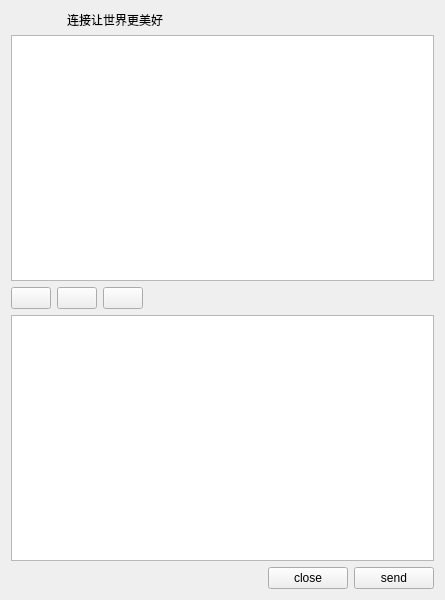
Qt form Qt-IM/chat.ui (XiaoZheng2003/BIT-QT-IM) before a commit.
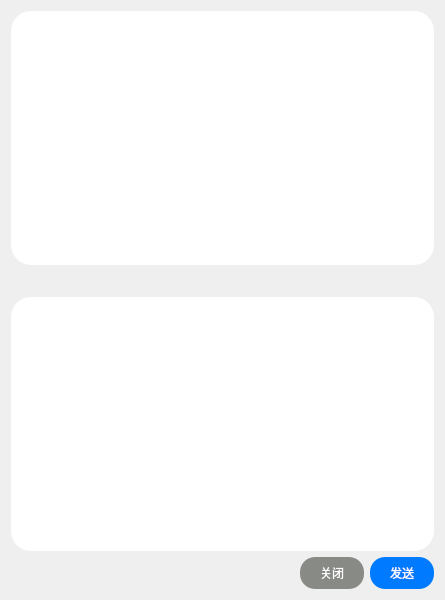
The same form after that commit. Icons and pictures are not drawn.

Commit message: 修改UI

```diff
--- a/Qt-IM/chat.ui
+++ b/Qt-IM/chat.ui
@@ -11,62 +11,32 @@
    </rect>
   </property>
   <property name="windowTitle">
-   <string>ID:61026512</string>
+   <string>聊天界面</string>
+  </property>
+  <property name="styleSheet">
+   <string notr="true">background-color: rgb(239, 239, 239);</string>
   </property>
   <layout class="QHBoxLayout" name="horizontalLayout_5">
    <item>
     <layout class="QHBoxLayout" name="horizontalLayout_4" stretch="0">
      <item>
-      <layout class="QVBoxLayout" name="verticalLayout" stretch="0,0,0,0,0">
+      <layout class="QVBoxLayout" name="verticalLayout" stretch="0,0,0,0">
        <item>
-        <layout class="QHBoxLayout" name="horizontalLayout">
-         <item>
-          <widget class="QLabel" name="logo">
-           <property name="maximumSize">
-            <size>
-             <width>50</width>
-             <height>50</height>
-            </size>
-           </property>
-           <property name="text">
-            <string/>
-           </property>
-           <property name="textFormat">
-            <enum>Qt::AutoText</enum>
-           </property>
-           <property name="pixmap">
-            <pixmap resource="res.qrc">:/res/chatIM.png</pixmap>
-           </property>
-           <property name="scaledContents">
-            <bool>true</bool>
-           </property>
-           <property name="wordWrap">
-            <bool>false</bool>
-           </property>
-           <property name="margin">
-            <number>0</number>
-           </property>
-           <property name="openExternalLinks">
-            <bool>false</bool>
-           </property>
-          </widget>
-         </item>
-         <item>
-          <widget class="QLabel" name="label">
-           <property name="text">
-            <string>连接让世界更美好</string>
-           </property>
-          </widget>
-         </item>
-        </layout>
-       </item>
-       <item>
-        <widget class="QTextBrowser" name="messageTextBrowser"/>
+        <widget class="QTextBrowser" name="messageTextBrowser">
+         <property name="styleSheet">
+          <string notr="true">QTextBrowser { background-color: white; border: none; border-radius: 20px; }</string>
+         </property>
+        </widget>
        </item>
        <item>
         <layout class="QHBoxLayout" name="horizontalLayout_2">
          <item>
           <widget class="QPushButton" name="pushButton">
+           <property name="styleSheet">
+            <string notr="true">QPushButton { 
+border: none;
+ }</string>
+           </property>
            <property name="text">
             <string/>
            </property>
@@ -78,6 +48,11 @@
          </item>
          <item>
           <widget class="QPushButton" name="pushButton_2">
+           <property name="styleSheet">
+            <string notr="true">QPushButton { 
+border: none;
+ }</string>
+           </property>
            <property name="text">
             <string/>
            </property>
@@ -89,6 +64,11 @@
          </item>
          <item>
           <widget class="QPushButton" name="pushButton_3">
+           <property name="styleSheet">
+            <string notr="true">QPushButton { 
+border: none;
+ }</string>
+           </property>
            <property name="text">
             <string/>
            </property>
@@ -114,7 +94,11 @@
         </layout>
        </item>
        <item>
-        <widget class="QTextEdit" name="messageTextEdit"/>
+        <widget class="QTextEdit" name="messageTextEdit">
+         <property name="styleSheet">
+          <string notr="true">QTextEdit { background-color: white; border: none; border-radius: 20px; }</string>
+         </property>
+        </widget>
        </item>
        <item>
         <layout class="QHBoxLayout" name="horizontalLayout_3">
@@ -133,15 +117,30 @@
          </item>
          <item>
           <widget class="QPushButton" name="pushButton_4">
+           <property name="styleSheet">
+            <string notr="true">QPushButton {background-color:rgb(136, 138, 133); border-radius: 15px; padding: 7px 20px; color: white; border: none;}
+
+
+QPushButton:hover {
+              background-color:  rgb(211, 215, 207);
+}</string>
+           </property>
            <property name="text">
-            <string>close</string>
+            <string>关闭</string>
            </property>
           </widget>
          </item>
          <item>
           <widget class="QPushButton" name="sendMsg">
+           <property name="styleSheet">
+            <string notr="true">QPushButton {background-color: #007BFF; border-radius: 15px; padding: 7px 20px; color: white; border: none;}
+
+QPushButton:hover {
+              background-color:  #9cd3fa;
+}</string>
+           </property>
            <property name="text">
-            <string>send</string>
+            <string>发送</string>
            </property>
           </widget>
          </item>
```
Left out of the diff: 7 changed lines with no effect on the pictures. The commit also changes 1 other file.
